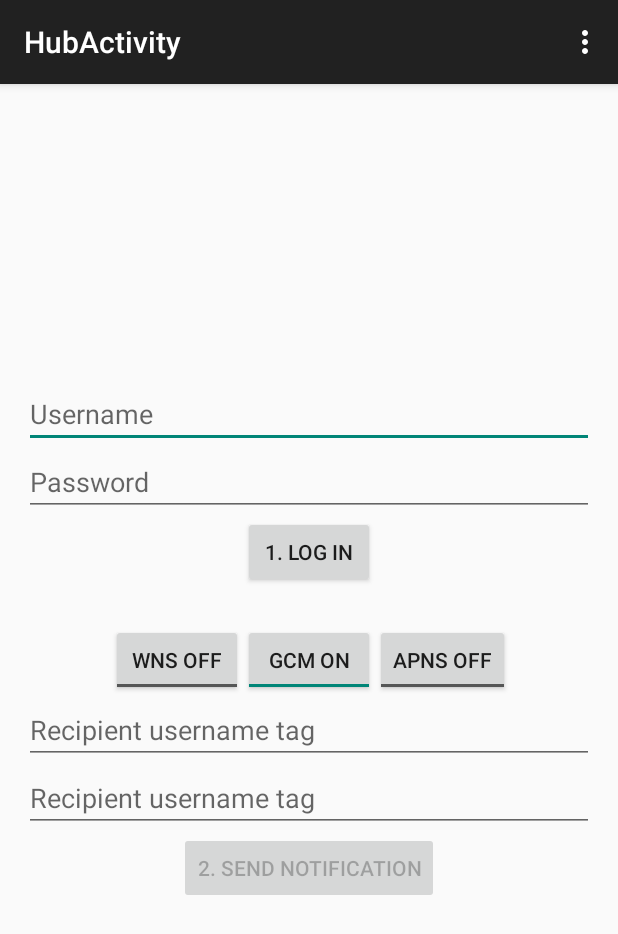
After one commit to pankaj-dhami/MessengerApp, an Android app: the HubActivity screen opened directly, with no data from a screen before it, on a phone screen of 412 x 824 dp. The commit adds this screen. Shown: the top 934 px of the screen. Run offline under Robolectric (Android 15) with nearby library versions, the phone set to English and light mode, and no system bars; libraries missing offline, so code that uses them is left out: com.google.android.gms.

Commit message:
11 june home commit

```diff
--- a/app/src/main/java/com/example/pankaj/mychatapp/LoginActivity.java
+++ b/app/src/main/java/com/example/pankaj/mychatapp/LoginActivity.java
@@ -34,7 +34,6 @@ import com.example.pankaj.mychatapp.Utility.LoadingControl;
 import com.example.pankaj.mychatapp.Utility.MyService;
 import com.example.pankaj.mychatapp.Utility.ProfileQuery;
 import com.example.pankaj.mychatapp.WebApiRequest.HttpManager;
-import com.microsoft.windowsazure.mobileservices.MobileServiceClient;
 
 import java.io.BufferedWriter;
 import java.io.FileOutputStream;
@@ -277,6 +276,7 @@ public class LoginActivity extends Activity implements LoaderManager.LoaderCallb
                 //  login success and move to main Activity here.
                 UserModel user =new UserModel();
                 user.Name=mobileStr;
+                user.MobileNo=mobileStr;
                 Random r = new Random();
                 user.UserID=r.nextInt(1000-10) + 10;
                 ApplicationConstants.thisUser=user;
--- a/app/src/main/java/com/example/pankaj/mychatapp/RegisterActivity.java
+++ b/app/src/main/java/com/example/pankaj/mychatapp/RegisterActivity.java
@@ -90,8 +90,8 @@ public class RegisterActivity extends Activity implements LoaderManager.LoaderCa
             public void onClick(View v) {
                 Log.i("LoginActivity", "Sign Up Activity activated.");
                 // this is where you should start the signin Activity
-                Intent intent=new Intent("com.example.pankajdhami.loginactivity.LoginActivity");
-                startActivity(intent);
+              //  Intent intent=new Intent("com.example.pankajdhami.loginactivity.LoginActivity");
+                RegisterActivity.this.startActivity(new Intent(RegisterActivity.this,LoginActivity.class));
             }
         });
     }
--- /dev/null
+++ b/app/src/main/res/layout/activity_hub.xml
@@ -0,0 +1,83 @@
+<RelativeLayout xmlns:android="http://schemas.android.com/apk/res/android"
+    xmlns:tools="http://schemas.android.com/tools" android:layout_width="match_parent"
+    android:layout_height="match_parent" android:paddingLeft="@dimen/activity_horizontal_margin"
+    android:paddingRight="@dimen/activity_horizontal_margin"
+    android:paddingTop="@dimen/activity_vertical_margin"
+    android:paddingBottom="@dimen/activity_vertical_margin"
+    tools:context="com.example.pankaj.mychatapp.HubActivity">
+
+    <EditText
+        android:id="@+id/usernameText"
+        android:layout_width="match_parent"
+        android:layout_height="wrap_content"
+        android:ems="10"
+        android:hint="@string/usernameHint"
+        android:layout_above="@+id/passwordText"
+        android:layout_alignParentEnd="true" />
+    <EditText
+        android:id="@+id/passwordText"
+        android:layout_width="match_parent"
+        android:layout_height="wrap_content"
+        android:ems="10"
+        android:hint="@string/passwordHint"
+        android:inputType="textPassword"
+        android:layout_above="@+id/buttonLogin"
+        android:layout_alignParentEnd="true" />
+    <Button
+        android:id="@+id/buttonLogin"
+        android:layout_width="wrap_content"
+        android:layout_height="wrap_content"
+        android:text="@string/loginButton"
+        android:onClick="login"
+        android:layout_above="@+id/toggleButtonGCM"
+        android:layout_centerHorizontal="true"
+        android:layout_marginBottom="24dp" />
+    <ToggleButton
+        android:layout_width="wrap_content"
+        android:layout_height="wrap_content"
+        android:textOn="WNS on"
+        android:textOff="WNS off"
+        android:id="@+id/toggleButtonWNS"
+        android:layout_toLeftOf="@id/toggleButtonGCM"
+        android:layout_centerVertical="true" />
+    <ToggleButton
+        android:layout_width="wrap_content"
+        android:layout_height="wrap_content"
+        android:textOn="GCM on"
+        android:textOff="GCM off"
+        android:id="@+id/toggleButtonGCM"
+        android:checked="true"
+        android:layout_centerHorizontal="true"
+        android:layout_centerVertical="true" />
+    <ToggleButton
+        android:layout_width="wrap_content"
+        android:layout_height="wrap_content"
+        android:textOn="APNS on"
+        android:textOff="APNS off"
+        android:id="@+id/toggleButtonAPNS"
+        android:layout_toRightOf="@id/toggleButtonGCM"
+        android:layout_centerVertical="true" />
+    <EditText
+        android:layout_width="match_parent"
+        android:layout_height="wrap_content"
+        android:id="@+id/editTextNotificationMessageTag"
+        android:layout_below="@id/toggleButtonGCM"
+        android:layout_centerHorizontal="true"
+        android:hint="@string/notification_message_tag_hint" />
+    <EditText
+        android:layout_width="match_parent"
+        android:layout_height="wrap_content"
+        android:id="@+id/editTextNotificationMessage"
+        android:layout_below="@+id/editTextNotificationMessageTag"
+        android:layout_centerHorizontal="true"
+        android:hint="@string/notification_message_tag_hint" />
+    <Button
+        android:layout_width="wrap_content"
+        android:layout_height="wrap_content"
+        android:text="@string/send_button"
+        android:id="@+id/sendbutton"
+        android:onClick="sendNotificationButtonOnClick"
+        android:layout_below="@+id/editTextNotificationMessage"
+        android:layout_centerHorizontal="true" />
+
+</RelativeLayout>
--- /dev/null
+++ b/app/src/main/res/menu/menu_hub.xml
@@ -0,0 +1,7 @@
+<menu xmlns:android="http://schemas.android.com/apk/res/android"
+    xmlns:app="http://schemas.android.com/apk/res-auto"
+    xmlns:tools="http://schemas.android.com/tools"
+    tools:context="com.example.pankaj.mychatapp.HubActivity">
+    <item android:id="@+id/action_settings" android:title="@string/action_settings"
+        android:orderInCategory="100" app:showAsAction="never" />
+</menu>
--- a/app/src/main/res/values/strings.xml
+++ b/app/src/main/res/values/strings.xml
@@ -26,4 +26,14 @@
     <string name="title_section2">Friends</string>
     <string name="title_section3">Chat</string>
     <string name="title_activity_main_activitytab2">MainActivitytab2</string>
+    <string name="title_activity_hub">HubActivity</string>
+
+
+    <string name="usernameHint">Username</string>
+    <string name="passwordHint">Password</string>
+    <string name="loginButton">1. Log in</string>
+    <string name="send_button">2. Send Notification</string>
+<string name="notification_message_tag_hint">
+    Recipient username tag
+</string>
 </resources>
```
Also changed, not shown: app/src/main/AndroidManifest.xml (+17 -10 lines), app/src/main/java/com/example/pankaj/mychatapp/HubActivity.java (added, +225 -0 lines), app/src/main/java/com/example/pankaj/mychatapp/SplashScreen.java (+0 -8 lines), app/src/main/java/com/example/pankaj/mychatapp/Utility/MyService.java (+53 -11 lines), app/src/main/java/com/example/pankaj/mychatapp/Utility/RegisterClient.java (+16 -10 lines), 2 other files.
